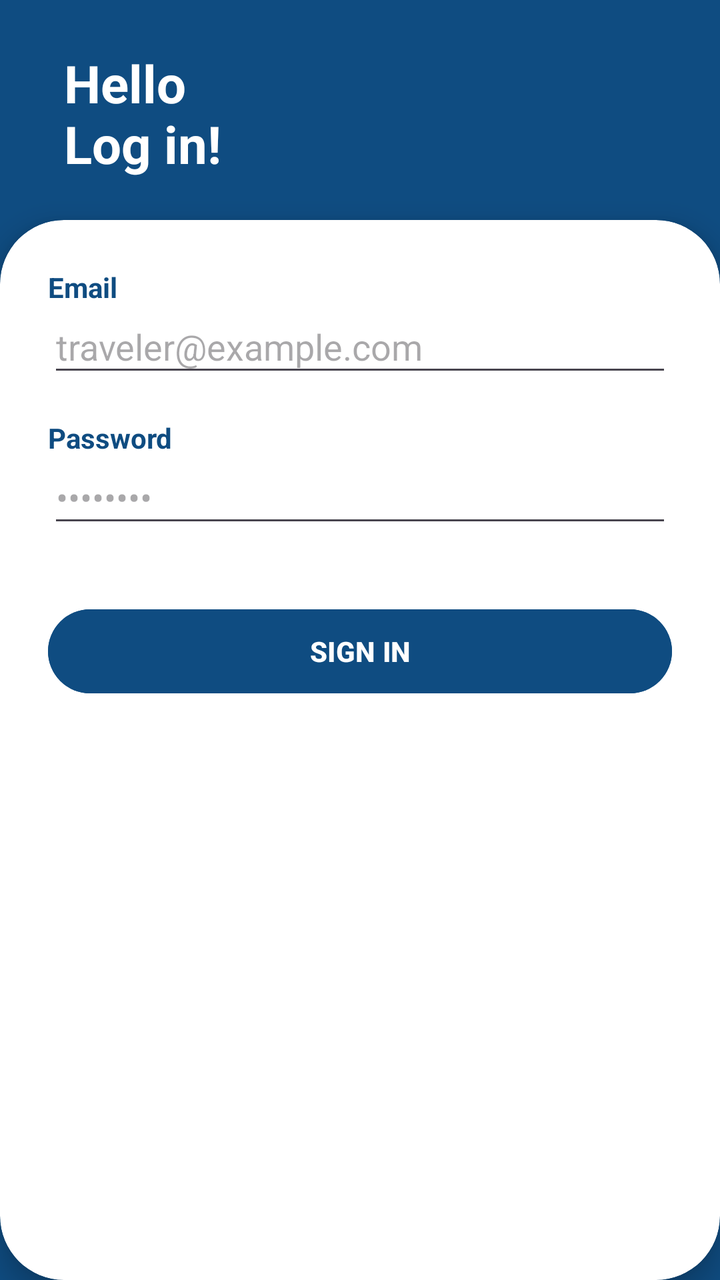
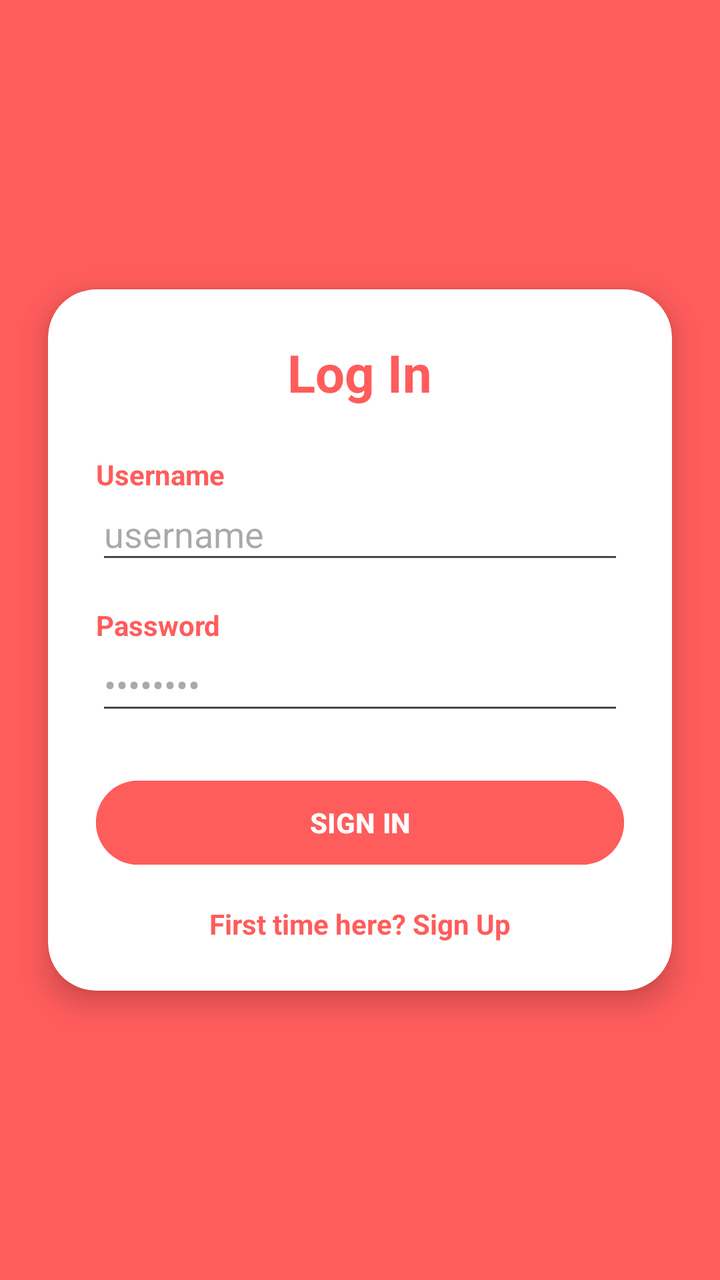

Before-and-after screenshots of an Android layout around one commit, followed by the original layout XML and the change that was made.
<!-- AndroidManifest.xml: application theme Theme.Pinmate -->
<!-- res/layout/activity_log_in_screen.xml -->
<?xml version="1.0" encoding="utf-8"?>
<androidx.constraintlayout.widget.ConstraintLayout xmlns:android="http://schemas.android.com/apk/res/android"
    xmlns:app="http://schemas.android.com/apk/res-auto"
    xmlns:tools="http://schemas.android.com/tools"
    android:id="@+id/main"
    android:layout_width="match_parent"
    android:layout_height="match_parent"
    android:background="#0F4C81"
    tools:context=".LogInScreen">

    

    
    <TextView
        android:id="@+id/tvHeader"
        android:layout_width="wrap_content"
        android:layout_height="wrap_content"
        android:layout_marginStart="32dp"
        android:layout_marginTop="24dp"
        android:text="Hello\nLog in!"
        android:textColor="#FFFFFF"
        android:textSize="26sp"
        android:textStyle="bold"
        app:layout_constraintStart_toStartOf="parent"
        app:layout_constraintTop_toTopOf="parent" />

    <androidx.cardview.widget.CardView
        android:layout_width="0dp"
        android:layout_height="0dp"
        android:layout_marginTop="110dp"
        app:cardBackgroundColor="#FFFFFF"
        app:cardCornerRadius="32dp"
        app:cardElevation="8dp"
        app:layout_constraintBottom_toBottomOf="parent"
        app:layout_constraintEnd_toEndOf="parent"
        app:layout_constraintStart_toStartOf="parent"
        app:layout_constraintTop_toTopOf="parent">

        <LinearLayout
            android:layout_width="match_parent"
            android:layout_height="match_parent"
            android:orientation="vertical"
            android:padding="24dp">

            
            <TextView
                android:layout_width="wrap_content"
                android:layout_height="wrap_content"
                android:text="Email"
                android:textColor="#0F4C81"
                android:textStyle="bold" />

            <EditText
                android:id="@+id/etSignInEmail"
                android:layout_width="match_parent"
                android:layout_height="wrap_content"
                android:hint="traveler@example.com"
                android:inputType="textEmailAddress"
                android:paddingVertical="8dp" />

            
            <TextView
                android:layout_width="wrap_content"
                android:layout_height="wrap_content"
                android:layout_marginTop="16dp"
                android:text="Password"
                android:textColor="#0F4C81"
                android:textStyle="bold" />

            <EditText
                android:id="@+id/etSignInPassword"
                android:layout_width="match_parent"
                android:layout_height="wrap_content"
                android:hint="••••••••"
                android:inputType="textPassword"
                android:paddingVertical="8dp" />

            
            <Button
                android:id="@+id/btnSignIn"
                android:layout_width="match_parent"
                android:layout_height="50dp"
                android:layout_marginTop="32dp"
                android:backgroundTint="#0F4C81"
                android:text="SIGN IN"
                android:textColor="#FFFFFF"
                android:textStyle="bold" />

        </LinearLayout>
    </androidx.cardview.widget.CardView>

</androidx.constraintlayout.widget.ConstraintLayout>
<!-- resources referenced by this layout -->
<resources>
  <style name="Theme.Pinmate" parent="Base.Theme.Pinmate" />
  <style name="Base.Theme.Pinmate" parent="Theme.Material3.DayNight.NoActionBar">
          
          
      </style>
</resources>

<!-- the commit's change to res/layout/activity_log_in_screen.xml (unified diff, before → after) -->
@@ -5,31 +5,16 @@
     android:id="@+id/main"
     android:layout_width="match_parent"
     android:layout_height="match_parent"
-    android:background="#0F4C81"
+    android:background="#FF5C5C"
     tools:context=".LogInScreen">
 
     
-
-    
-    <TextView
-        android:id="@+id/tvHeader"
-        android:layout_width="wrap_content"
-        android:layout_height="wrap_content"
-        android:layout_marginStart="32dp"
-        android:layout_marginTop="24dp"
-        android:text="Hello\nLog in!"
-        android:textColor="#FFFFFF"
-        android:textSize="26sp"
-        android:textStyle="bold"
-        app:layout_constraintStart_toStartOf="parent"
-        app:layout_constraintTop_toTopOf="parent" />
-
     <androidx.cardview.widget.CardView
         android:layout_width="0dp"
-        android:layout_height="0dp"
-        android:layout_marginTop="110dp"
+        android:layout_height="wrap_content"
+        android:layout_marginHorizontal="24dp"
         app:cardBackgroundColor="#FFFFFF"
-        app:cardCornerRadius="32dp"
+        app:cardCornerRadius="24dp"
         app:cardElevation="8dp"
         app:layout_constraintBottom_toBottomOf="parent"
         app:layout_constraintEnd_toEndOf="parent"
@@ -38,24 +23,36 @@
 
         <LinearLayout
             android:layout_width="match_parent"
-            android:layout_height="match_parent"
+            android:layout_height="wrap_content"
             android:orientation="vertical"
             android:padding="24dp">
 
             
             <TextView
+                android:id="@+id/tvHeader"
                 android:layout_width="wrap_content"
                 android:layout_height="wrap_content"
-                android:text="Email"
-                android:textColor="#0F4C81"
+                android:layout_gravity="center_horizontal"
+                android:layout_marginBottom="24dp"
+                android:text="Log In"
+                android:textColor="#FF5C5C"
+                android:textSize="26sp"
+                android:textStyle="bold" />
+
+            
+            <TextView
+                android:layout_width="wrap_content"
+                android:layout_height="wrap_content"
+                android:text="Username"
+                android:textColor="#FF5C5C"
                 android:textStyle="bold" />
 
             <EditText
-                android:id="@+id/etSignInEmail"
+                android:id="@+id/etSignInUsername"
                 android:layout_width="match_parent"
                 android:layout_height="wrap_content"
-                android:hint="traveler@example.com"
-                android:inputType="textEmailAddress"
+                android:hint="username"
+                android:inputType="text"
                 android:paddingVertical="8dp" />
 
             
@@ -64,7 +61,7 @@
                 android:layout_height="wrap_content"
                 android:layout_marginTop="16dp"
                 android:text="Password"
-                android:textColor="#0F4C81"
+                android:textColor="#FF5C5C"
                 android:textStyle="bold" />
 
             <EditText
@@ -80,10 +77,22 @@
                 android:id="@+id/btnSignIn"
                 android:layout_width="match_parent"
                 android:layout_height="50dp"
-                android:layout_marginTop="32dp"
-                android:backgroundTint="#0F4C81"
+                android:layout_marginTop="24dp"
+                android:backgroundTint="#FF5C5C"
                 android:text="SIGN IN"
                 android:textColor="#FFFFFF"
+                android:textStyle="bold" />
+
+            
+            <TextView
+                android:id="@+id/tvSignUp"
+                android:layout_width="wrap_content"
+                android:layout_height="wrap_content"
+                android:layout_gravity="center_horizontal"
+                android:layout_marginTop="16dp"
+                android:text="First time here? Sign Up"
+                android:textColor="#FF5C5C"
+                android:textSize="14sp"
                 android:textStyle="bold" />
 
         </LinearLayout>
